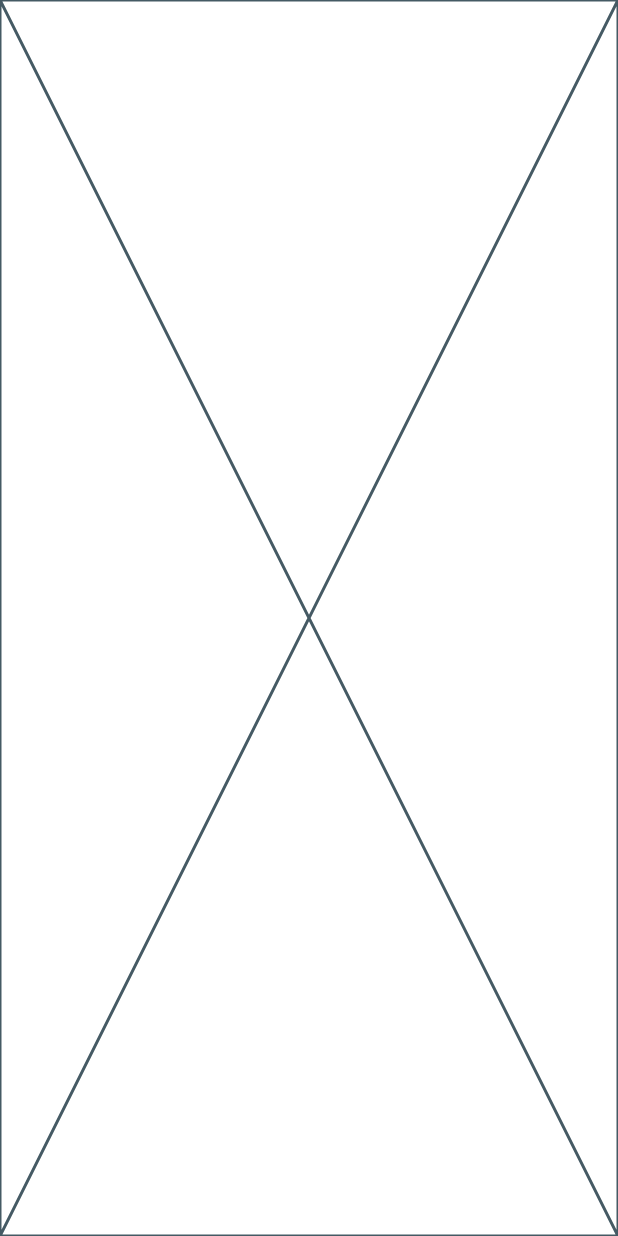
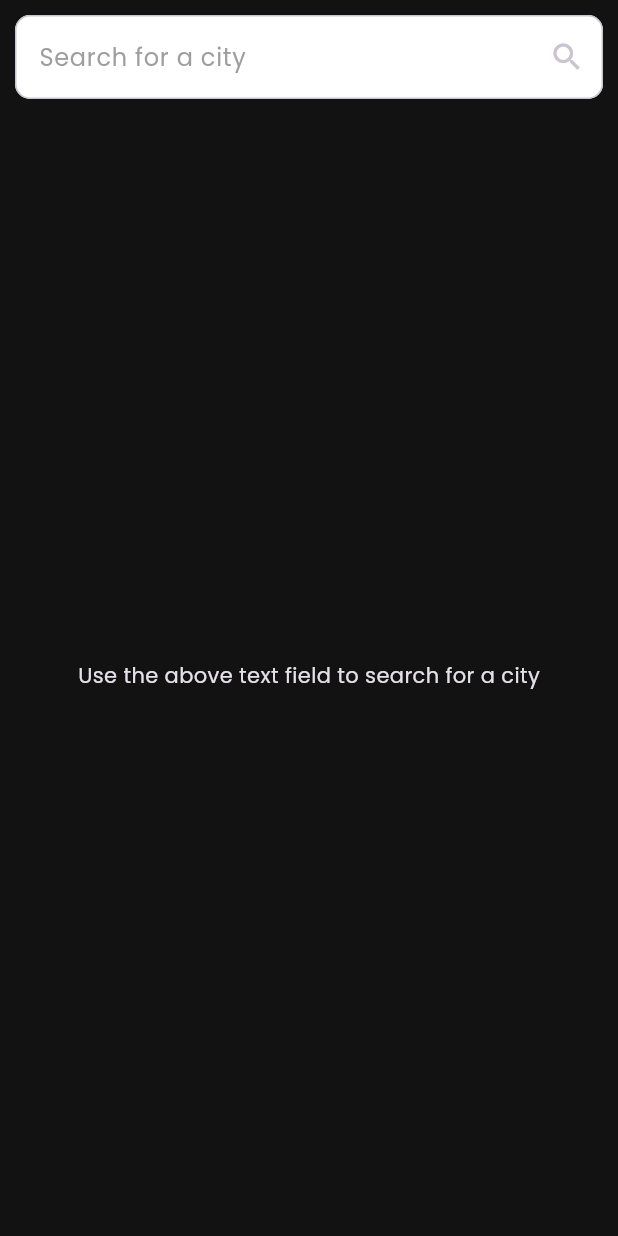
Before and after one commit to AnandASanthosh/WeatherApp, a Flutter app: the screen it shows after launch, on a phone screen of 412 x 824 dp. Run offline on Flutter 3.47's test engine with Material 3 defaults, Android fonts, the phone set to English and light mode, and no system bars; our stand-ins replace dio, equatable, flutter_animate, flutter_bloc, get_it, lottie; missing offline and left inert: awesome_dio_interceptor; statements that could not run were skipped.

Commit message:
completed home page

```diff
--- /dev/null
+++ b/devtools_options.yaml
@@ -0,0 +1,3 @@
+description: This file stores settings for Dart & Flutter DevTools.
+documentation: https://docs.flutter.dev/tools/devtools/extensions#configure-extension-enablement-states
+extensions:
--- a/lib/core/theme.dart
+++ b/lib/core/theme.dart
@@ -1,5 +1,37 @@
 import 'package:flutter/material.dart';
 
 final themeData = ThemeData(
+  brightness: Brightness.dark,
   fontFamily: "Poppins",
+  scaffoldBackgroundColor: Color(0xff121212),
+  cardTheme: CardTheme(
+    margin: const EdgeInsets.all(20),
+    color: Colors.black,
+    shape: RoundedRectangleBorder(
+      borderRadius: BorderRadius.circular(10),
+    ),
+    elevation: 0,
+  ),
+  textTheme: TextTheme(
+    titleLarge: TextStyle(
+      fontSize: 24,
+      fontWeight: FontWeight.bold,
+    ),
+    headlineLarge: TextStyle(
+      fontSize: 34,
+      fontWeight: FontWeight.bold,
+    ),
+  ),
+
+  inputDecorationTheme: InputDecorationTheme(
+    hintStyle: TextStyle(
+      color: Colors.grey,
+    ),
+
+    border: OutlineInputBorder(
+      borderRadius: BorderRadius.circular(10),
+    ),
+    fillColor: Colors.white,
+    filled: true,
+  ),
 );
--- a/lib/features/home/data/datasources/home.datasource.remote.dart
+++ b/lib/features/home/data/datasources/home.datasource.remote.dart
@@ -11,7 +11,12 @@ class HomeDataSourceRemoteImpl extends HomeDataSource {
   Future<WeatherData> getWeatherData({required String city}) async {
     try {
       var data = await _api.get("weather?q=$city");
-
+      if (data.statusCode != 200) {
+        if (data.statusCode == 404) {
+          throw ("City not found");
+        }
+        throw ("Network Error");
+      }
       return WeatherData.fromJson(data.body);
     } catch (e) {
       rethrow;
--- a/lib/features/home/presentation/screens/home.screen.dart
+++ b/lib/features/home/presentation/screens/home.screen.dart
@@ -1,5 +1,14 @@
 import 'package:flutter/material.dart';
 import 'package:flutter_bloc/flutter_bloc.dart';
+import 'package:lottie/lottie.dart';
+
+import 'package:weather_app/core/assets/lottie.assets.dart';
+import 'package:weather_app/features/home/domain/entities/weather.entity.dart';
+import 'package:weather_app/features/home/presentation/widgets/custom.card.dart';
+import 'package:weather_app/features/home/presentation/widgets/error.card.dart';
+import 'package:weather_app/features/home/presentation/widgets/loading.indicator.dart';
+import 'package:weather_app/features/home/presentation/widgets/searchfield.appbar.dart';
+import 'package:weather_app/features/home/presentation/widgets/weather.card.dart';
 
 import '../bloc/home.bloc.dart';
 
@@ -8,6 +17,27 @@ class HomeScreen extends StatelessWidget {
 
   @override
   Widget build(BuildContext context) {
-    return const Placeholder();
+    final homeBloc = context.read<HomeBloc>();
+    return Scaffold(
+      appBar: SearchfieldAppBar(
+        onSubmitted: (cityName) {
+          homeBloc.add(GetWeatherDataEvent(cityName));
+        },
+      ),
+      body: BlocBuilder<HomeBloc, HomeState>(
+        builder: (context, state) {
+          if (state is HomeLoading) {
+            return LoadingIndicator();
+          }
+          if (state is HomeError) {
+            return ErrorCard(message: state.message);
+          }
+          if (state is HomeLoaded) {
+            return WeatherCard(data: state.data);
+          }
+          return Center(child: Text("Use the above text field to search for a city"));
+        },
+      ),
+    );
   }
 }
--- /dev/null
+++ b/lib/features/home/presentation/widgets/searchfield.appbar.dart
@@ -0,0 +1,68 @@
+import 'package:flutter/material.dart';
+
+class SearchfieldAppBar extends StatelessWidget implements PreferredSizeWidget {
+  final ValueChanged<String> onSubmitted;
+
+  SearchfieldAppBar({super.key, required this.onSubmitted});
+
+  final TextEditingController controller = TextEditingController();
+  final GlobalKey<FormState> formKey = GlobalKey<FormState>();
+
+  @override
+  Widget build(BuildContext context) {
+    return SafeArea(
+      child: ColoredBox(
+        color: Theme.of(context).scaffoldBackgroundColor,
+        child: Padding(
+          padding: EdgeInsets.all(10),
+          child: Form(
+            key: formKey,
+            child: TextFormField(
+              onFieldSubmitted: _onSubmitted,
+              controller: controller,
+              validator: _validator,
+              onChanged: (value) {
+                if (formKey.currentState?.validate() == null) {
+                  formKey.currentState?.reset();
+                }
+              },
+              onTapOutside: (_) {
+                FocusScope.of(context).unfocus();
+              },
+              style: TextStyle(
+                color: Colors.black,
+              ),
+              decoration: InputDecoration(
+                hintText: 'Search for a city',
+                suffixIcon: IconButton(
+                  onPressed: () {
+                    _onSubmitted(controller.text);
+                  },
+                  icon: Icon(Icons.search),
+                ),
+              ),
+            ),
+          ),
+        ),
+      ),
+    );
+  }
+
+  String? _validator(value) {
+    if (value!.isEmpty) {
+      return 'Please enter a city';
+    }
+    return null;
+  }
+
+  void _onSubmitted(String value) {
+    if (formKey.currentState?.validate() ?? false) {
+      controller.clear();
+      FocusScope.of(formKey.currentContext!).unfocus();
+      onSubmitted(value);
+    }
+  }
+
+  @override
+  Size get preferredSize => Size.fromHeight(100);
+}
--- /dev/null
+++ b/lib/features/home/presentation/widgets/temperature.text.dart
@@ -0,0 +1,21 @@
+import 'package:flutter/material.dart';
+
+class TemperatureText extends StatelessWidget {
+  final double temperature;
+  const TemperatureText(this.temperature, {super.key});
+
+  @override
+  Widget build(BuildContext context) {
+    return RichText(
+      text: TextSpan(
+        style: Theme.of(context).textTheme.displayLarge,
+        children: [
+          TextSpan(
+            text: temperature.toStringAsFixed(0),
+          ),
+          TextSpan(text: "°", style: TextStyle(color: Colors.red)),
+        ],
+      ),
+    );
+  }
+}
--- a/pubspec.yaml
+++ b/pubspec.yaml
@@ -26,7 +26,7 @@ dev_dependencies:
 flutter:
   uses-material-design: true
   assets:
-    - assets/
+    - assets/lottie/
   fonts:
     - family: Poppins
       fonts:
```
Also changed, not shown: assets/lottie/error.json (+1 -1 lines), lib/features/home/presentation/bloc/home.bloc.dart (+6 -1 lines), lib/features/home/presentation/widgets/custom.card.dart (added, +26 -0 lines), lib/features/home/presentation/widgets/error.card.dart (added, +27 -0 lines), lib/features/home/presentation/widgets/loading.indicator.dart (added, +20 -0 lines), lib/features/home/presentation/widgets/weather.card.dart (added, +48 -0 lines), lib/main.dart (+19 -17 lines).
